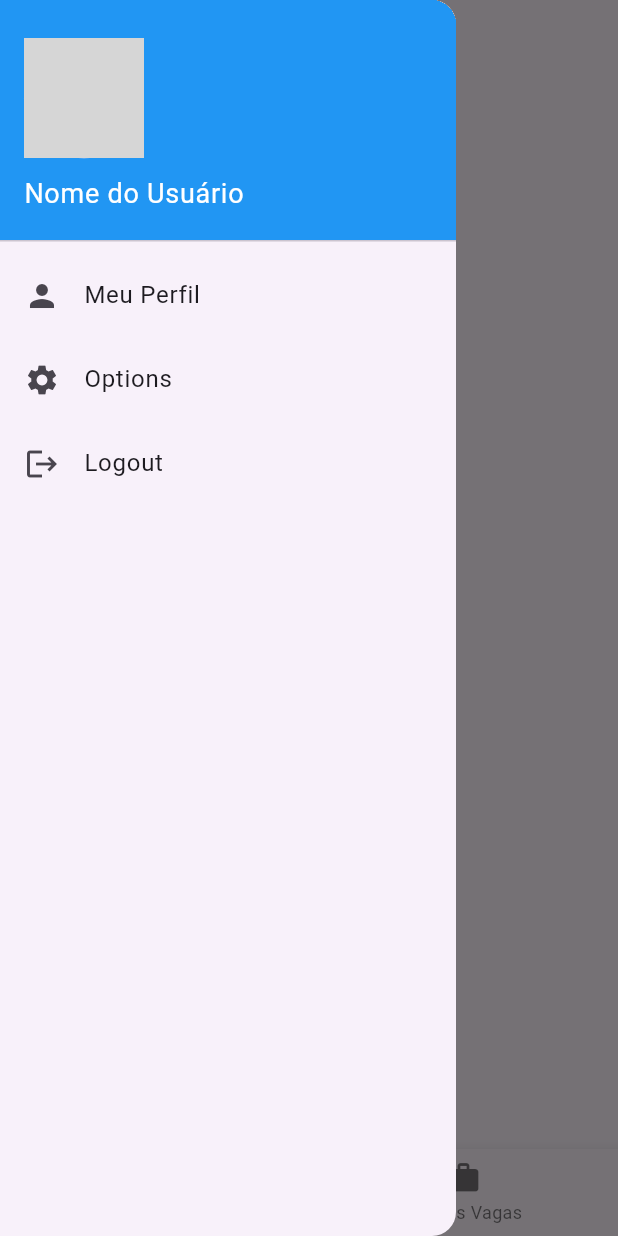
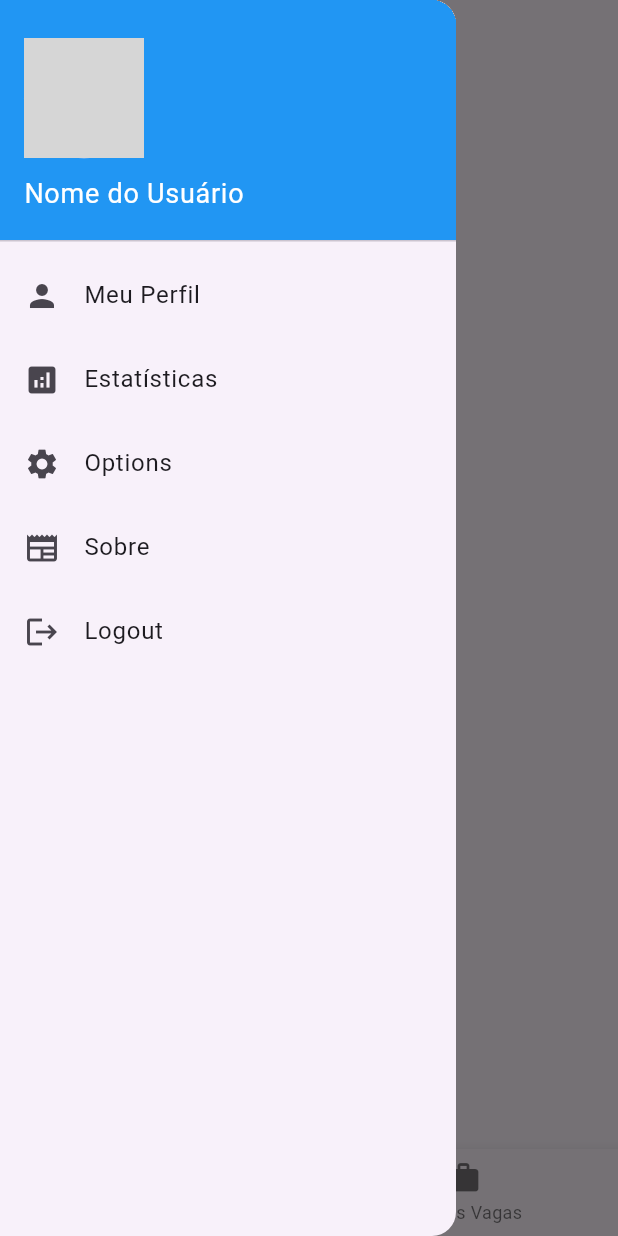
Before and after one commit to caiorebert/seuJob-app, a Flutter app: the HomePage screen opened by its route, with the side drawer open, on a phone screen of 412 x 824 dp. Run offline on Flutter 3.47's test engine with Material 3 defaults, Android fonts, the phone set to English and light mode, and no system bars; our stand-ins replace fluttertoast, image_cropper, image_picker, shared_preferences; accounts and stored records are empty; network calls fail; grey boxes are pictures that could not be loaded.

Commit message:
feat: create de base para novas paginas

```diff
--- a/lib/main.dart
+++ b/lib/main.dart
@@ -11,6 +11,8 @@ import 'package:seujobapp/pages/vaga/vaga_page.dart';
 import 'package:seujobapp/providers/auth_provider.dart';
 import 'package:seujobapp/providers/theme_provider.dart';
 import 'package:seujobapp/utils/app_routes.dart';
+import 'package:seujobapp/pages/analitics/analitics_page.dart';
+import 'package:seujobapp/pages/sobre/about_page.dart';
 
 void main() {
   runApp(
@@ -46,7 +48,7 @@ class MyApp extends StatelessWidget {
           colorScheme: ColorScheme.fromSeed(seedColor: Colors.deepPurple),
           useMaterial3: true,
         ),
-        home: LoginPage(),
+        home: HomePage(),
         routes: {
           AppRoutes.LOGIN : (context) => LoginPage(),
           AppRoutes.PERFIL : (context) => CurriculoPage(),
@@ -54,6 +56,8 @@ class MyApp extends StatelessWidget {
           AppRoutes.HOME : (context) => HomePage(),
           AppRoutes.VAGA : (context) => VagaPage(),
           AppRoutes.SETTINGS : (context) => SettingsPage(),
+          AppRoutes.ANALITICS : (context) => AnaliticsPage(),
+          AppRoutes.ABOUT : (context) => AboutPage(),
         },
       ),
     );
--- a/lib/pages/home/components/drawer.dart
+++ b/lib/pages/home/components/drawer.dart
@@ -41,11 +41,27 @@ class AppDrawer extends StatelessWidget {
             },
           ),
           ListTile(
+            leading: Icon(Icons.analytics),
+            title: Text('Estatísticas'),
+            onTap: () {
+              Navigator.pop(context);
+              Navigator.pushReplacementNamed(context, AppRoutes.ANALITICS);
+            },
+          ),
+          ListTile(
             leading: Icon(Icons.settings),
             title: Text('Options'),
             onTap: () {
               Navigator.pop(context);
               Navigator.pushReplacementNamed(context, AppRoutes.SETTINGS);
+            },
+          ),
+          ListTile(
+            leading: Icon(Icons.newspaper),
+            title: Text('Sobre'),
+            onTap: () {
+              Navigator.pop(context);
+              Navigator.pushReplacementNamed(context, AppRoutes.ABOUT);
             },
           ),
           ListTile(
--- a/lib/utils/app_routes.dart
+++ b/lib/utils/app_routes.dart
@@ -8,4 +8,6 @@ class AppRoutes {
   static const PRODUCT_DETAIL = '/product-detail';
   static const PRODUCT_FORM = '/product-form';
   static const SETTINGS = '/opcoes';
+  static const ANALITICS = '/estatisticas';
+  static const ABOUT = '/sobre';
 }
```
Also changed, not shown: lib/pages/analitics/analitics_page.dart (added, +27 -0 lines), lib/pages/sobre/about_page.dart (added, +51 -0 lines), pubspec.lock.
